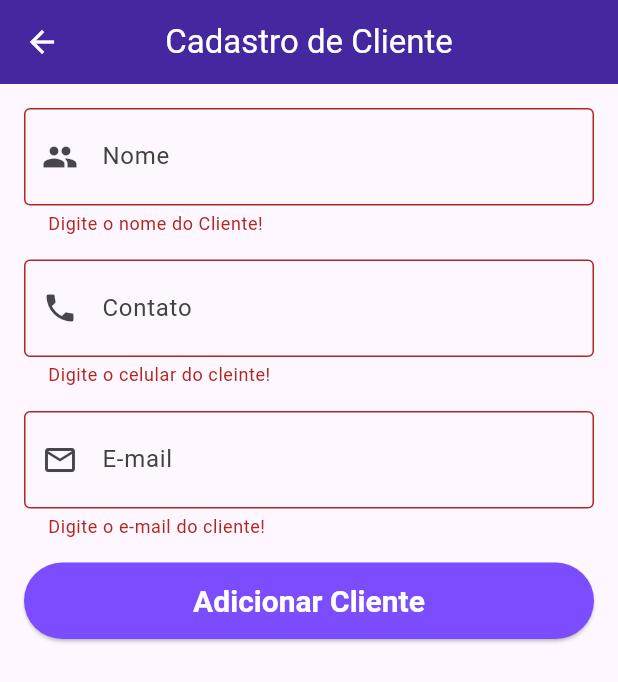
After one commit to Gabriel-Leal29/agendamentosMobileDart, a Flutter app: the AdicionarCliente screen opened directly, after a tap on "Adicionar Cliente", on a phone screen of 412 x 824 dp. The commit adds this screen. Shown: the top 682 px of the screen. Run offline on Flutter 3.47's test engine with Material 3 defaults, Android fonts, the phone set to English and light mode, and no system bars; network calls fail.

Commit message:
Adicionado a page de adicionar cliente e ja tratei a lógica do repository também

```diff
--- a/lib/models/cliente.dart
+++ b/lib/models/cliente.dart
@@ -1,11 +1,11 @@
 class Cliente {
-  final int id;
+  final int? id;
   final String nome;
   final String email;
   final String celular;
 
   Cliente({
-    required this.id,
+    this.id,
     required this.nome,
     required this.email,
     required this.celular,
@@ -23,10 +23,9 @@ class Cliente {
     );
   }
 
+  //vai transformar o objeto em json para enviar as requisições
   Map<String, dynamic> toJson() {
     return {
-      //transforma os dados do json nas variaveis da classe
-      'clienteId': id,
       'nomeCliente': nome,
       'emailCliente': email,
       'celularCliente': celular,
--- a/lib/pages/adicionar_agendamento.dart
+++ b/lib/pages/adicionar_agendamento.dart
@@ -25,7 +25,7 @@ class _AdicionarAgendamentoState extends State<AdicionarAgendamento> {
 
   //métodos
 
-  criarAgendamento(BuildContext context) async {
+  criarAgendamento() async {
     late AgendamentoRepository agendamentoRepository = context
         .read<AgendamentoRepository>();
 
@@ -181,7 +181,7 @@ class _AdicionarAgendamentoState extends State<AdicionarAgendamento> {
                   onPressed: () {
                     //verifica os validator's do form
                     if (_form.currentState!.validate()) {
-                      criarAgendamento(context);
+                      criarAgendamento();
                     }
                   },
                   child: Text(
--- /dev/null
+++ b/lib/pages/adicionar_cliente.dart
@@ -0,0 +1,156 @@
+import 'package:agendamentos_mobile_dart/repositorys/cliente_repository.dart';
+import 'package:flutter/cupertino.dart';
+import 'package:flutter/material.dart';
+import 'package:provider/provider.dart';
+
+import '../models/cliente.dart';
+
+class AdicionarCliente extends StatefulWidget {
+  AdicionarCliente({Key? key}) : super(key: key);
+
+  @override
+  State<StatefulWidget> createState() => _AdicionarClienteState();
+}
+
+class _AdicionarClienteState extends State<AdicionarCliente> {
+  final _form = GlobalKey<FormState>();
+  final _nomeCliente = TextEditingController();
+  final _celularCliente = TextEditingController();
+  final _emailCliente = TextEditingController();
+
+  //métodos
+  criarCliente() async {
+    late ClienteRepository clienteRepository = context.read<
+        ClienteRepository>();
+
+    //passa o objeto cliente
+    final novoCliente = Cliente(
+        nome: _nomeCliente.text, email: _emailCliente.text, celular: _celularCliente.text
+    );
+
+    //verifica se deu certo a criação do agendamento
+    try {
+      await clienteRepository.createCliente(novoCliente);
+
+      ScaffoldMessenger.of(context).showSnackBar(
+        const SnackBar(content: Text('Cliente cadastrado com sucesso!')),
+      );
+
+      Navigator.pop(context);
+    } catch (e) {
+      final msg = e.toString().replaceFirst('Exception: ', '');
+      ScaffoldMessenger.of(context).showSnackBar(
+        SnackBar(content: Text(msg)), // mostra o erro retornado da API
+      );
+    }
+  }
+
+  @override
+  Widget build(BuildContext context) {
+    return Scaffold(
+      appBar: AppBar(title: Text('Cadastro de Cliente'), centerTitle: true),
+      body: Padding(
+        padding: EdgeInsetsGeometry.all(16.0),
+        child: Form(
+          key: _form,
+          child: Column(
+            children: [
+              //nome do cliente
+              TextFormField(
+                controller: _nomeCliente, //valor digitado
+                style: const TextStyle(fontSize: 22),
+                decoration: const InputDecoration(
+                  border: OutlineInputBorder(),
+                  labelText: 'Nome',
+                  prefixIcon: Icon(Icons.people),
+                ),
+                validator: (value) {
+                  if (value == null || value
+                      .trim()
+                      .isEmpty) {
+                    return 'Digite o nome do Cliente!';
+                  }
+                  return null;
+                },
+              ),
+
+              SizedBox(height: 16),
+
+              //celular
+              TextFormField(
+                controller: _celularCliente, //valor digitado
+                style: const TextStyle(fontSize: 22),
+                decoration: const InputDecoration(
+                  border: OutlineInputBorder(),
+                  labelText: 'Contato',
+                  prefixIcon: Icon(Icons.phone),
+                ),
+                validator: (value) {
+                  if (value == null || value
+                      .trim()
+                      .isEmpty) {
+                    return 'Digite o celular do cleinte!';
+                  }
+                  return null;
+                },
+              ),
+
+              SizedBox(height: 16),
+
+              // email
+              TextFormField(
+                controller: _emailCliente,
+                keyboardType: TextInputType.emailAddress,
+                style: const TextStyle(fontSize: 22),
+                decoration: const InputDecoration(
+                  border: OutlineInputBorder(),
+                  labelText: 'E-mail',
+                  prefixIcon: Icon(Icons.email_outlined),
+                ),
+                validator: (value) {
+                  if (value == null || value
+                      .trim()
+                      .isEmpty) {
+                    return 'Digite o e-mail do cliente!';
+                  }
+                  final email = value.trim();
+                  final emailRegex = RegExp(
+                    r'^[\w.-]+@([\w-]+\.)+[a-zA-Z]{2,}$',
+                  );
+
+                  if (!emailRegex.hasMatch(email)) {
+                    return 'E-mail inválido';
+                  }
+
+                  return null;
+                },
+              ),
+
+              SizedBox(height: 16),
+
+              //botao para adicionar
+              SizedBox(
+                width: double.infinity,
+                child: ElevatedButton(
+                  onPressed: (){
+                    //verifica os validator's do form
+                    if (_form.currentState!.validate()) {
+                      criarCliente();
+                    }
+                  },
+                  child: Text(
+                    'Adicionar Cliente',
+                    style: TextStyle(
+                      fontSize: 20.0,
+                      fontWeight: FontWeight.bold,
+                    ),
+                  ),
+                ),
+              ),
+            ],
+          ),
+        ),
+      ),
+    );
+  }
+}
--- a/lib/repositorys/agendamento_repository.dart
+++ b/lib/repositorys/agendamento_repository.dart
@@ -58,8 +58,6 @@ class AgendamentoRepository extends ChangeNotifier {
     } else {
       throw Exception('Erro ao criar agendamento');
     }
-
-    notifyListeners();
   }
 
   //deleta o agendamento
```
Also changed, not shown: lib/pages/clientes_page.dart (+15 -1 lines), lib/repositorys/cliente_repository.dart (+34 -10 lines).
